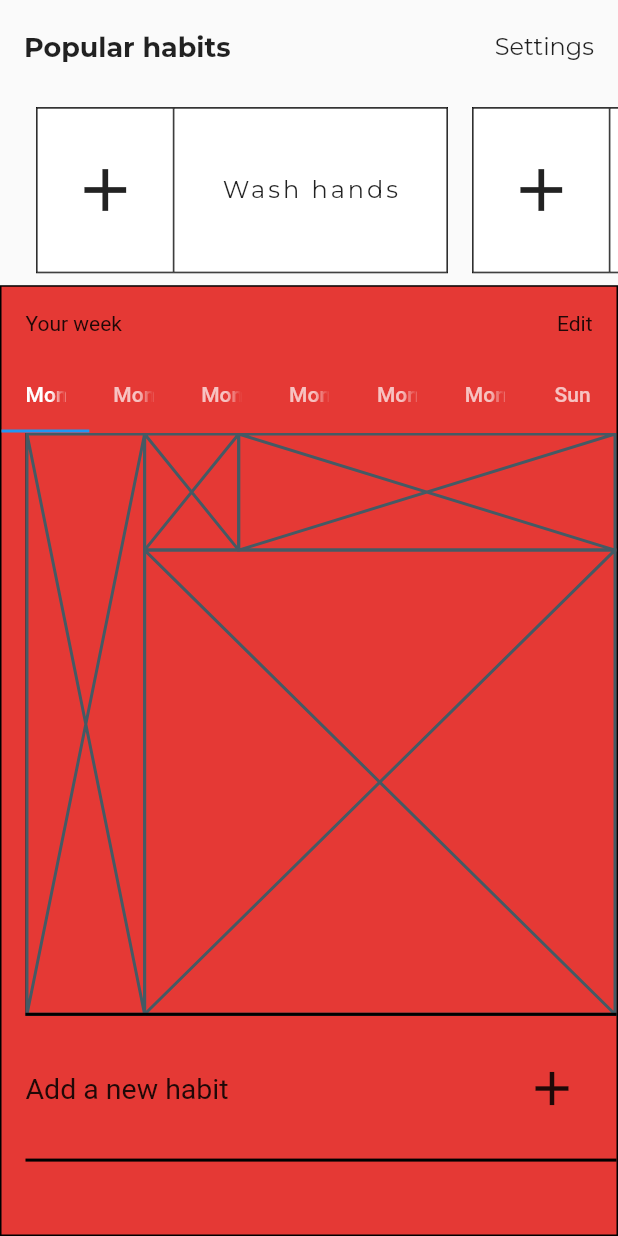
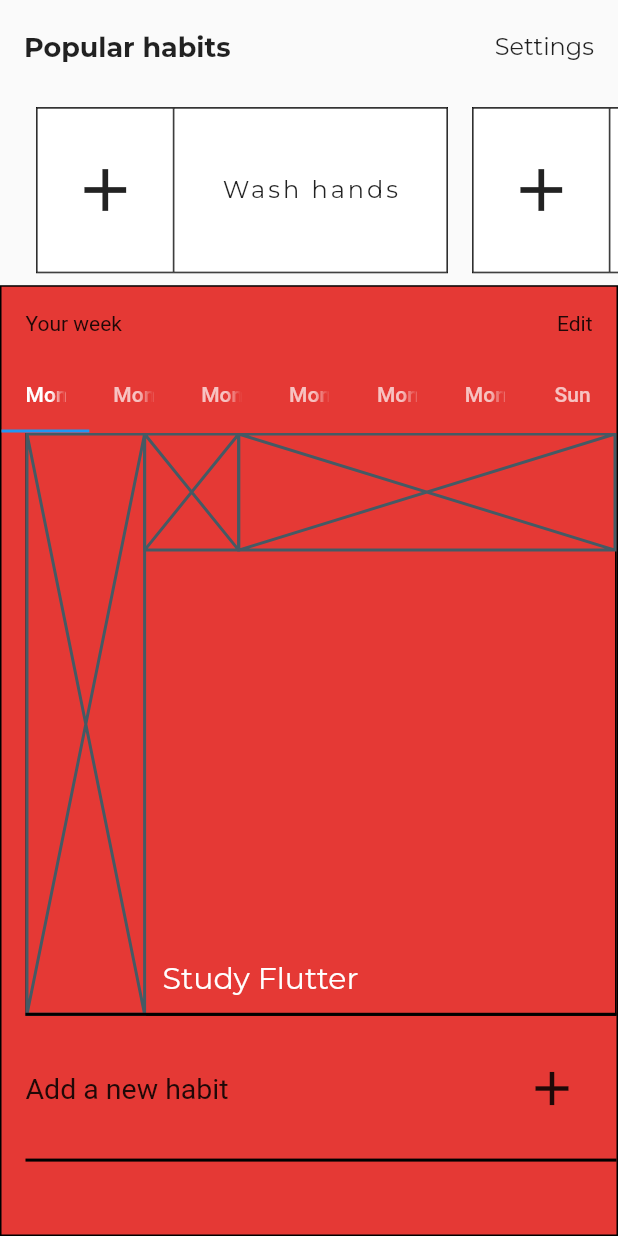
Before and after one commit to JAICHANGPARK/flutter_notebook_5th_story, a Flutter app: the screen it shows after launch, on a phone screen of 412 x 824 dp. Run offline on Flutter 3.47's test engine with Material 2 defaults, Android fonts, the phone set to English and light mode, and no system bars; our stand-ins replace google_fonts, local_auth, page_transition, sleek_circular_slider; missing offline and left inert: calendar_strip.

Commit message:
Update habit_main_page.dart

```diff
--- a/lib/ep443_habit_app/habit_main_page.dart
+++ b/lib/ep443_habit_app/habit_main_page.dart
@@ -176,8 +176,9 @@ class _HabitMainPageState extends State<HabitMainPage> with TickerProviderStateM
                         child: TabBar(
                           controller: _tabController,
                           isScrollable: false,
+
                           tabs: [
-                            Tab(text: "Mon"),
+                            Tab(text: "Mon",),
                             Tab(text: "Mon"),
                             Tab(text: "Mon"),
                             Tab(text: "Mon"),
@@ -222,7 +223,16 @@ class _HabitMainPageState extends State<HabitMainPage> with TickerProviderStateM
                                         ),
                                         Expanded(
                                           flex: 8,
-                                          child: Placeholder(),
+                                          child: Padding(
+                                            padding: const EdgeInsets.all(12.0),
+                                            child: Align(
+                                              alignment: Alignment.bottomLeft,
+                                              child: Text("Study Flutter",style: GoogleFonts.montserrat(
+                                                fontSize: 20,
+                                                color: Colors.white
+                                              ),),
+                                            ),
+                                          ),
                                         )
                                       ],
                                     ),
```
